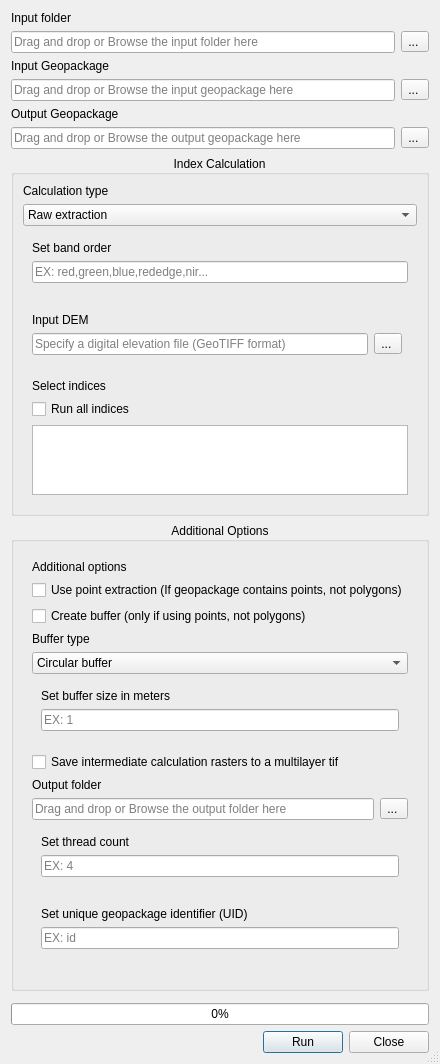
Old version of the form zonal_stats_dialog_base.ui in the repository alexanderhernandez-USDA/Zonal-Stats-QGIS.
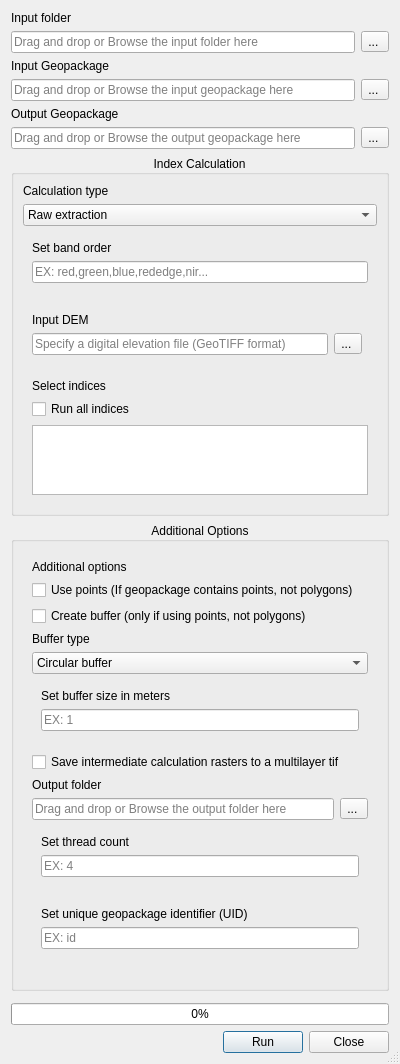
New version of the form. Custom widgets are drawn as their Qt base class.

```diff
--- a/zonal_stats_dialog_base.ui
+++ b/zonal_stats_dialog_base.ui
@@ -440,7 +440,7 @@
                 </sizepolicy>
                 </property>
                 <property name="text">
-                 <string>Use point extraction (If geopackage contains points, not polygons)</string>
+                 <string>Use points (If geopackage contains points, not polygons)</string>
                 </property>
               </widget>
              </item>
```
